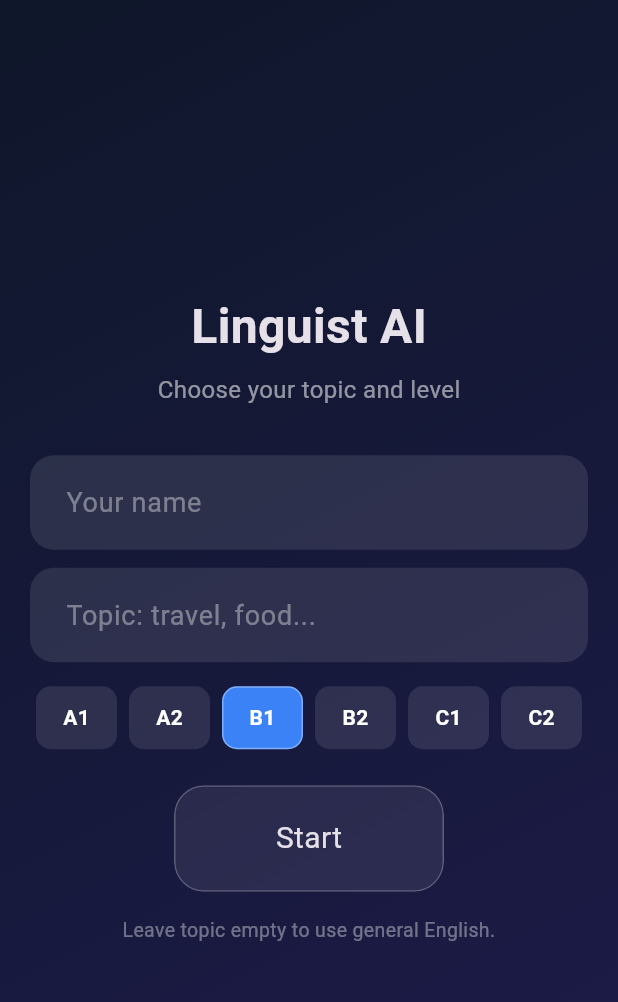
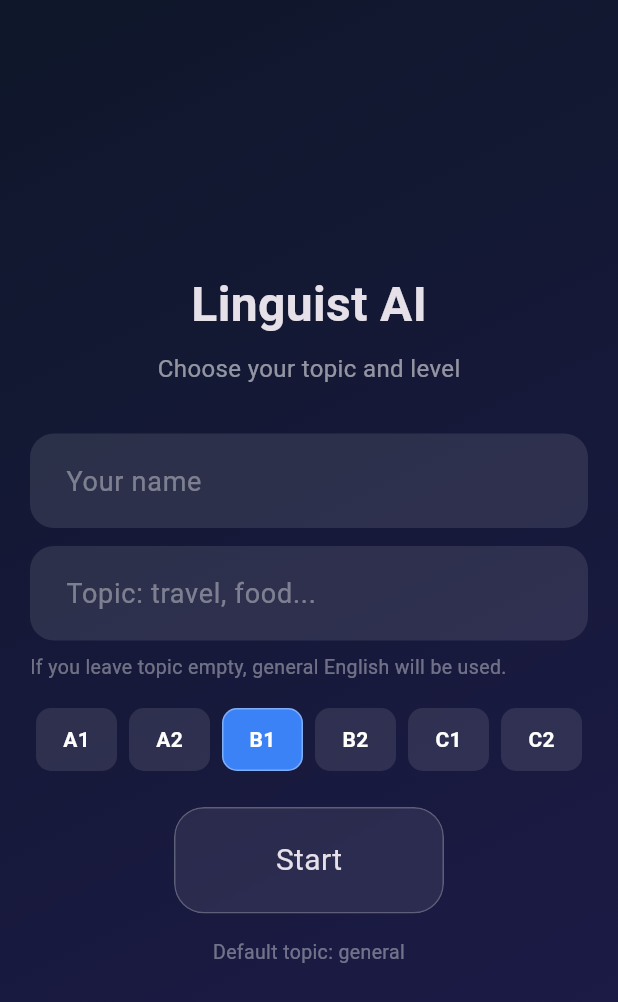
Before and after one commit to ohypka/linguist-ai, a Flutter app: the screen it shows after launch, on a phone screen of 412 x 824 dp. Shown: the top 1002 px of the screen. Run offline on Flutter 3.47's test engine with Material 3 defaults, Android fonts, the light colour scheme and no system bars; our stand-ins replace shared_preferences, speech_to_text; missing offline and left inert: record.

Commit message:
Validate name and default empty topic

```diff
--- a/frontend/lib/screens/topic/topic_screen.dart
+++ b/frontend/lib/screens/topic/topic_screen.dart
@@ -17,6 +17,8 @@ class _TopicScreenState extends State<TopicScreen> {
   String _level = 'B1';
   bool _loading = false;
 
+  String? _nameError;
+
   static const _levels = ['A1', 'A2', 'B1', 'B2', 'C1', 'C2'];
 
   Future<void> _proceed() async {
@@ -24,13 +26,34 @@ class _TopicScreenState extends State<TopicScreen> {
 
     FocusScope.of(context).unfocus();
 
-    setState(() => _loading = true);
-
     final name = _nameController.text.trim();
     final topic = _topicController.text.trim();
 
+    if (name.isEmpty) {
+      setState(() {
+        _nameError = 'Please enter your name.';
+      });
+
+      ScaffoldMessenger.of(context).showSnackBar(
+        const SnackBar(
+          content: Text('Please enter your name to continue.'),
+          backgroundColor: Colors.redAccent,
+          behavior: SnackBarBehavior.floating,
+        ),
+      );
+
+      return;
+    }
+
+    final topicToUse = topic.isEmpty ? 'general' : topic;
+
+    setState(() {
+      _loading = true;
+      _nameError = null;
+    });
+
     try {
-      await ApiService.init(name.isEmpty ? 'Guest' : name);
+      await ApiService.init(name);
 
       if (!mounted) return;
 
@@ -38,7 +61,7 @@ class _TopicScreenState extends State<TopicScreen> {
         context,
         MaterialPageRoute(
           builder: (_) => HomeScreen(
-            topic: topic.isEmpty ? "general" : topic,
+            topic: topicToUse,
             level: _level,
           ),
         ),
@@ -102,18 +125,44 @@ class _TopicScreenState extends State<TopicScreen> {
                     ),
                   ),
                   const SizedBox(height: 32),
+
                   _buildTextField(
                     controller: _nameController,
                     hint: "Your name",
+                    errorText: _nameError,
+                    textInputAction: TextInputAction.next,
+                    onChanged: (value) {
+                      if (_nameError != null && value.trim().isNotEmpty) {
+                        setState(() => _nameError = null);
+                      }
+                    },
                     onSubmitted: (_) => FocusScope.of(context).nextFocus(),
                   ),
+
                   const SizedBox(height: 12),
+
                   _buildTextField(
                     controller: _topicController,
                     hint: "Topic: travel, food...",
+                    textInputAction: TextInputAction.done,
                     onSubmitted: (_) => _proceed(),
                   ),
-                  const SizedBox(height: 16),
+
+                  const SizedBox(height: 8),
+
+                  const Align(
+                    alignment: Alignment.centerLeft,
+                    child: Text(
+                      "If you leave topic empty, general English will be used.",
+                      style: TextStyle(
+                        color: Colors.white38,
+                        fontSize: 13,
+                      ),
+                    ),
+                  ),
+
+                  const SizedBox(height: 18),
+
                   Row(
                     mainAxisAlignment: MainAxisAlignment.spaceBetween,
                     children: _levels
@@ -157,7 +206,9 @@ class _TopicScreenState extends State<TopicScreen> {
                     )
                         .toList(),
                   ),
+
                   const SizedBox(height: 24),
+
                   SizedBox(
                     width: 180,
                     child: GestureDetector(
@@ -180,9 +231,11 @@ class _TopicScreenState extends State<TopicScreen> {
                       ),
                     ),
                   ),
+
                   const SizedBox(height: 16),
+
                   const Text(
-                    "Leave topic empty to use general English.",
+                    "Default topic: general",
                     style: TextStyle(
                       color: Colors.white38,
                       fontSize: 13,
@@ -202,16 +255,25 @@ class _TopicScreenState extends State<TopicScreen> {
     required TextEditingController controller,
     required String hint,
     required ValueChanged<String> onSubmitted,
+    ValueChanged<String>? onChanged,
+    String? errorText,
+    TextInputAction textInputAction = TextInputAction.next,
   }) {
     return TextField(
       controller: controller,
       enabled: !_loading,
       style: const TextStyle(color: Colors.white, fontSize: 18),
       onSubmitted: onSubmitted,
-      textInputAction: TextInputAction.next,
+      onChanged: onChanged,
+      textInputAction: textInputAction,
       decoration: InputDecoration(
         hintText: hint,
         hintStyle: const TextStyle(color: Colors.white38),
+        errorText: errorText,
+        errorStyle: const TextStyle(
+          color: Colors.redAccent,
+          fontSize: 13,
+        ),
         filled: true,
         fillColor: Colors.white10,
         contentPadding: const EdgeInsets.symmetric(
@@ -222,6 +284,26 @@ class _TopicScreenState extends State<TopicScreen> {
           borderRadius: BorderRadius.all(Radius.circular(16)),
           borderSide: BorderSide.none,
         ),
+        enabledBorder: OutlineInputBorder(
+          borderRadius: const BorderRadius.all(Radius.circular(16)),
+          borderSide: BorderSide(
+            color: errorText == null ? Colors.transparent : Colors.redAccent,
+          ),
+        ),
+        focusedBorder: OutlineInputBorder(
+          borderRadius: const BorderRadius.all(Radius.circular(16)),
+          borderSide: BorderSide(
+            color: errorText == null ? Colors.white24 : Colors.redAccent,
+          ),
+        ),
+        errorBorder: const OutlineInputBorder(
+          borderRadius: BorderRadius.all(Radius.circular(16)),
+          borderSide: BorderSide(color: Colors.redAccent),
+        ),
+        focusedErrorBorder: const OutlineInputBorder(
+          borderRadius: BorderRadius.all(Radius.circular(16)),
+          borderSide: BorderSide(color: Colors.redAccent),
+        ),
       ),
     );
   }
```
Also changed, not shown: 1 other file.
